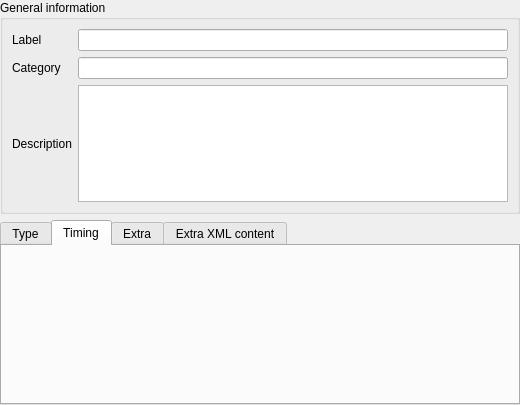
Before: the Qt Designer form plugins/alertplugin/alertitemeditorwidget.ui in FreeHealth/freehealth, drawn with Qt 5.
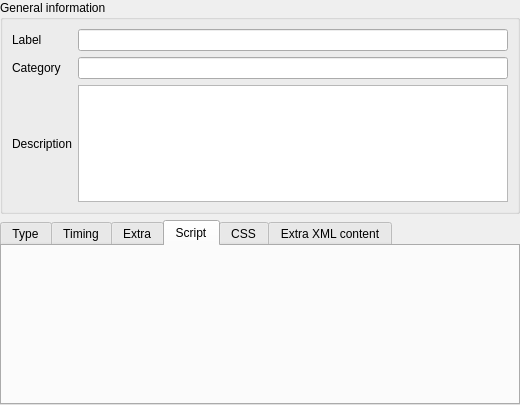
After: the same form once the commit is applied. Custom widgets are drawn as their Qt base class.

Commit message: including scripteditor

What changed in the file:
```diff
--- a/plugins/alertplugin/alertitemeditorwidget.ui
+++ b/plugins/alertplugin/alertitemeditorwidget.ui
@@ -59,7 +59,7 @@
    <item row="1" column="0">
     <widget class="QTabWidget" name="tabWidget">
      <property name="currentIndex">
-      <number>1</number>
+      <number>3</number>
      </property>
      <widget class="QWidget" name="tab_type">
       <attribute name="title">
@@ -135,10 +135,25 @@
        </item>
       </layout>
      </widget>
-     <widget class="QWidget" name="tab_css">
+     <widget class="QWidget" name="tab_extra">
       <attribute name="title">
        <string>Extra</string>
       </attribute>
+     </widget>
+     <widget class="QWidget" name="tab_scripts">
+      <attribute name="title">
+       <string>Script</string>
+      </attribute>
+      <layout class="QGridLayout" name="gridLayout_7">
+       <item row="0" column="0">
+        <widget class="Alert::Internal::AlertItemScriptEditor" name="scriptEditor" native="true"/>
+       </item>
+      </layout>
+     </widget>
+     <widget class="QWidget" name="tab_css">
+      <attribute name="title">
+       <string>CSS</string>
+      </attribute>
       <layout class="QGridLayout" name="gridLayout_3">
        <item row="1" column="0">
         <widget class="QPlainTextEdit" name="css"/>
@@ -173,6 +188,12 @@
    <header location="global">alertplugin/alertitemtimingeditorwidget.h</header>
    <container>1</container>
   </customwidget>
+  <customwidget>
+   <class>Alert::Internal::AlertItemScriptEditor</class>
+   <extends>QWidget</extends>
+   <header location="global">alertplugin/alertitemscripteditor.h</header>
+   <container>1</container>
+  </customwidget>
  </customwidgets>
  <resources/>
  <connections/>
```
The commit also changes 2 other files.
